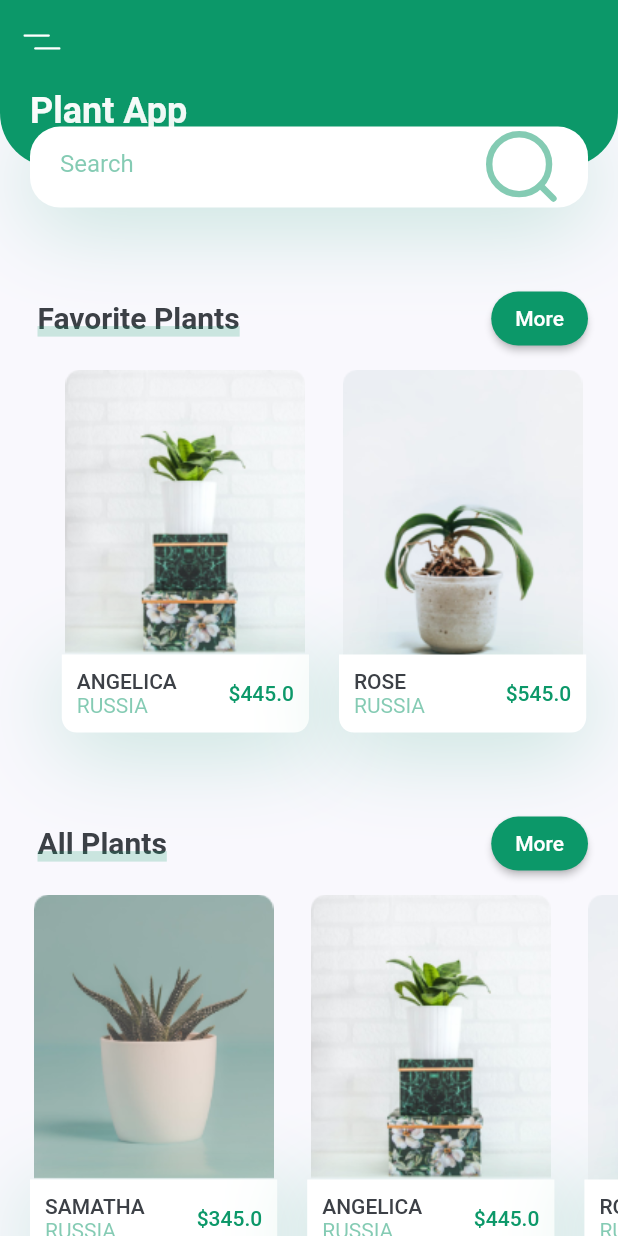
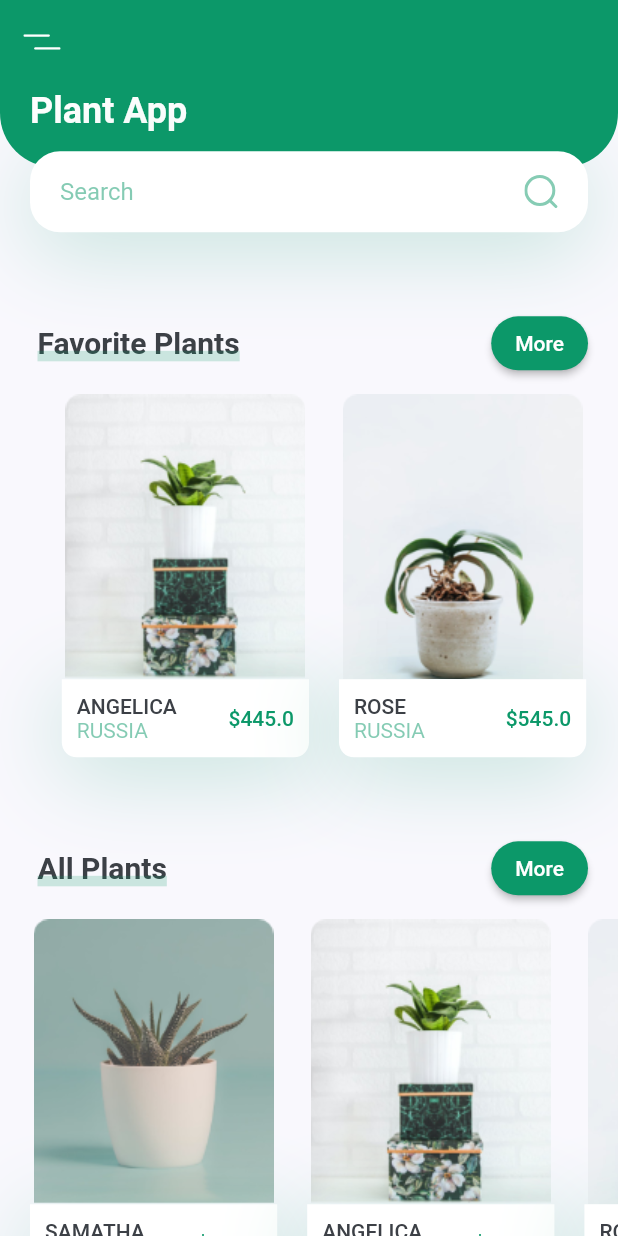
Before and after one commit to arllain/flutter, a Flutter app: the screen it shows after launch, on a phone screen of 412 x 824 dp. Run offline on Flutter 3.47's test engine with Material 2 defaults, Android fonts, the phone set to English and light mode, and no system bars; our stand-ins replace flutter_svg.

Commit message:
Correção Icone de Search

```diff
--- a/Intermediario/desafio/lib/screens/home/components/header_with_searchbox.dart
+++ b/Intermediario/desafio/lib/screens/home/components/header_with_searchbox.dart
@@ -13,18 +13,15 @@ class HeaderWithSearchBox extends StatelessWidget {
   @override
   Widget build(BuildContext context) {
     return Container(
-      margin: const EdgeInsets.only(
-        bottom: kDefaultPadding * 2.5
-      ),
-      height: screenSize.height * 0.1,
+      margin: const EdgeInsets.only(bottom: kDefaultPadding * 2.5),
+      height: screenSize.height * 0.12,
       child: Stack(
-        children: [
+        children: <Widget>[
           Container(
             padding: const EdgeInsets.only(
                 left: kDefaultPadding,
                 right: kDefaultPadding,
-              bottom: kDefaultPadding
-            ),
+                bottom: kDefaultPadding),
             height: screenSize.height * 0.1 - 27,
             decoration: const BoxDecoration(
               color: kPrimaryColor,
@@ -34,18 +31,15 @@ class HeaderWithSearchBox extends StatelessWidget {
               ),
             ),
             child: Row(
-              children: [
+              children: <Widget>[
                 Text(
                   "Plant App",
                   style: Theme.of(context).textTheme.headline5!.copyWith(
-                    color: Colors.white,
-                    fontWeight: FontWeight.bold
-                  ),
+                      color: Colors.white, fontWeight: FontWeight.bold),
                 ),
               ],
             ),
           ),
-
           Positioned(
             bottom: 0,
             left: 0,
@@ -53,7 +47,8 @@ class HeaderWithSearchBox extends StatelessWidget {
             child: Container(
                 alignment: Alignment.center,
                 margin: const EdgeInsets.symmetric(horizontal: kDefaultPadding),
-              padding: const EdgeInsets.symmetric(horizontal: kDefaultPadding),
+                padding:
+                    const EdgeInsets.symmetric(horizontal: kDefaultPadding),
                 height: 54,
                 decoration: BoxDecoration(
                     color: Colors.white,
@@ -64,9 +59,9 @@ class HeaderWithSearchBox extends StatelessWidget {
                         blurRadius: 50,
                         color: kPrimaryColor.withOpacity(0.23),
                       )
-                ]
-              ),
-              child: Expanded(
+                    ]),
+                child: Row(children: <Widget>[
+                  Expanded(
                     child: TextField(
                       decoration: InputDecoration(
                         hintText: "Search",
@@ -75,11 +70,11 @@ class HeaderWithSearchBox extends StatelessWidget {
                         ),
                         enabledBorder: InputBorder.none,
                         focusedBorder: InputBorder.none,
-                      suffixIcon: SvgPicture.asset("assets/icons/search.svg")
                       ),
                     ),
                   ),
-            ),
+                  SvgPicture.asset("assets/icons/search.svg")
+                ])),
           ),
         ],
       ),
```
Lines whose indentation alone changed are shown as unchanged.
